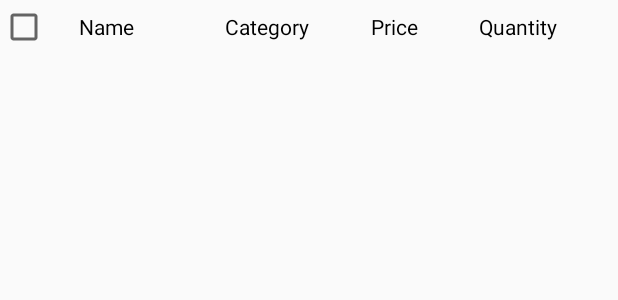
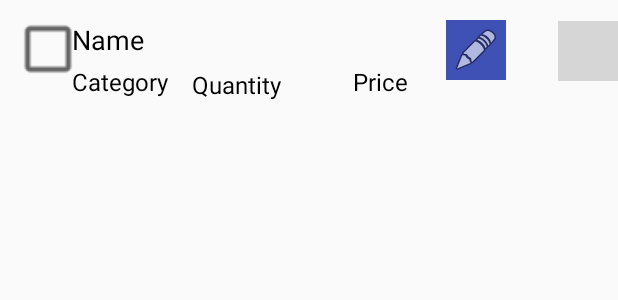
Before and after one commit to fermentedfly/xp_team10, an Android app: the layout shopping_list_item.xml on its own in the app's theme, with its tools: preview values and no code run, on a phone screen of 412 x 824 dp. Shown: the top 300 px of the screen. Run offline under Robolectric (Android 15) with nearby library versions, the phone set to English and light mode, and no system bars; grey boxes are pictures that could not be loaded.

Commit message:
[BM,HF] Delete Item works, Edit Item still in progress

```diff
--- a/app/src/main/res/layout/shopping_list_item.xml
+++ b/app/src/main/res/layout/shopping_list_item.xml
@@ -1,54 +1,83 @@
 <?xml version="1.0" encoding="utf-8"?>
 
-<GridLayout
+<RelativeLayout xmlns:android="http://schemas.android.com/apk/res/android"
+    xmlns:app="http://schemas.android.com/apk/res-auto"
+    xmlns:tools="http://schemas.android.com/tools"
     android:id="@+id/shopping_list_item"
     android:layout_width="match_parent"
-    android:layout_height="wrap_content"
-    android:columnCount="5"
-    xmlns:android="http://schemas.android.com/apk/res/android">
+    android:layout_height="wrap_content">
 
     <CheckBox
         android:id="@+id/shopping_list_item_purchased"
         android:layout_width="wrap_content"
-        android:layout_height="wrap_content"
-        android:layout_marginTop="2dp"
-        android:layout_columnWeight=".5"
-        />
+        android:layout_height="65dp"
+        android:layout_alignParentTop="true"
+        android:layout_marginEnd="-48dp"
+        android:layout_toStartOf="@+id/shopping_list_item_name"
+        android:scaleX="1.70"
+        android:scaleY="1.70" />
 
     <TextView
         android:id="@+id/shopping_list_item_name"
-        android:layout_width="wrap_content"
-        android:layout_height="wrap_content"
-        android:layout_marginTop="2dp"
-        android:layout_columnWeight="1.5"
+        android:layout_width="249dp"
+        android:layout_height="31dp"
+        android:layout_alignParentStart="true"
+        android:layout_alignParentTop="true"
+        android:layout_marginStart="48dp"
+        android:layout_marginTop="14dp"
+        android:text="Name"
         android:textColor="#000000"
-        android:text="Name"/>
+        android:textSize="18sp" />
 
     <TextView
         android:id="@+id/shopping_list_item_category"
         android:layout_width="wrap_content"
         android:layout_height="wrap_content"
-        android:layout_marginTop="2dp"
-        android:layout_columnWeight="1"
+        android:layout_alignBottom="@+id/shopping_list_item_purchased"
+        android:layout_alignStart="@+id/shopping_list_item_name"
+        android:text="Category"
         android:textColor="#000000"
-        android:text="Category"/>
+        android:textSize="16sp" />
 
     <TextView
         android:id="@+id/shopping_list_item_price"
         android:layout_width="wrap_content"
         android:layout_height="wrap_content"
-        android:layout_marginTop="2dp"
-        android:layout_columnWeight="1"
+        android:layout_alignBottom="@+id/shopping_list_item_purchased"
+        android:layout_alignParentEnd="true"
+        android:layout_marginEnd="140dp"
+        android:text="Price"
         android:textColor="#000000"
-        android:text="Price"/>
+        android:textSize="16sp" />
 
     <TextView
         android:id="@+id/shopping_list_item_quantity"
         android:layout_width="wrap_content"
         android:layout_height="wrap_content"
-        android:layout_marginTop="2dp"
-        android:layout_columnWeight="1"
+        android:layout_alignParentStart="true"
+        android:layout_below="@+id/shopping_list_item_name"
+        android:layout_marginStart="128dp"
+        android:text="Quantity"
         android:textColor="#000000"
-        android:text="Quantity"/>
+        android:textSize="16sp" />
 
-</GridLayout>
+    <ImageButton
+        android:id="@+id/item_edit"
+        android:layout_width="40dp"
+        android:layout_height="40dp"
+        android:layout_centerVertical="true"
+        android:layout_toEndOf="@+id/shopping_list_item_name"
+        android:background="@color/colorPrimary"
+        app:srcCompat="@android:drawable/ic_menu_edit"
+        tools:background="@color/colorPrimary" />
+
+    <ImageButton
+        android:id="@+id/item_delete"
+        android:layout_width="40dp"
+        android:layout_height="40dp"
+        android:layout_alignParentEnd="true"
+        android:layout_alignTop="@+id/shopping_list_item_name"
+        android:background="@color/colorAccent"
+        app:srcCompat="@drawable/ic_cancel_grey_24dp" />
+
+</RelativeLayout>
--- a/app/src/main/res/values/colors.xml
+++ b/app/src/main/res/values/colors.xml
@@ -1,6 +1,6 @@
 <?xml version="1.0" encoding="utf-8"?>
 <resources>
-    <color name="colorPrimary">#3F51B5</color>
+    <color name="colorPrimary">#3f51b5</color>
     <color name="colorPrimaryDark">#303F9F</color>
     <color name="colorAccent">#0fa404</color>
     <color name="colorWhite">#FFFFFF</color>
```
Also changed, not shown: app/src/main/java/at/tugraz/xp10/adapter/ShoppingListItemListAdapter.java (+27 -20 lines), app/src/main/java/at/tugraz/xp10/fragments/ListViewFragment.java (+37 -7 lines), app/src/main/java/at/tugraz/xp10/model/ShoppingListItem.java (+19 -1 lines), app/src/main/res/layout/fragment_list_view.xml (+63 -42 lines).
